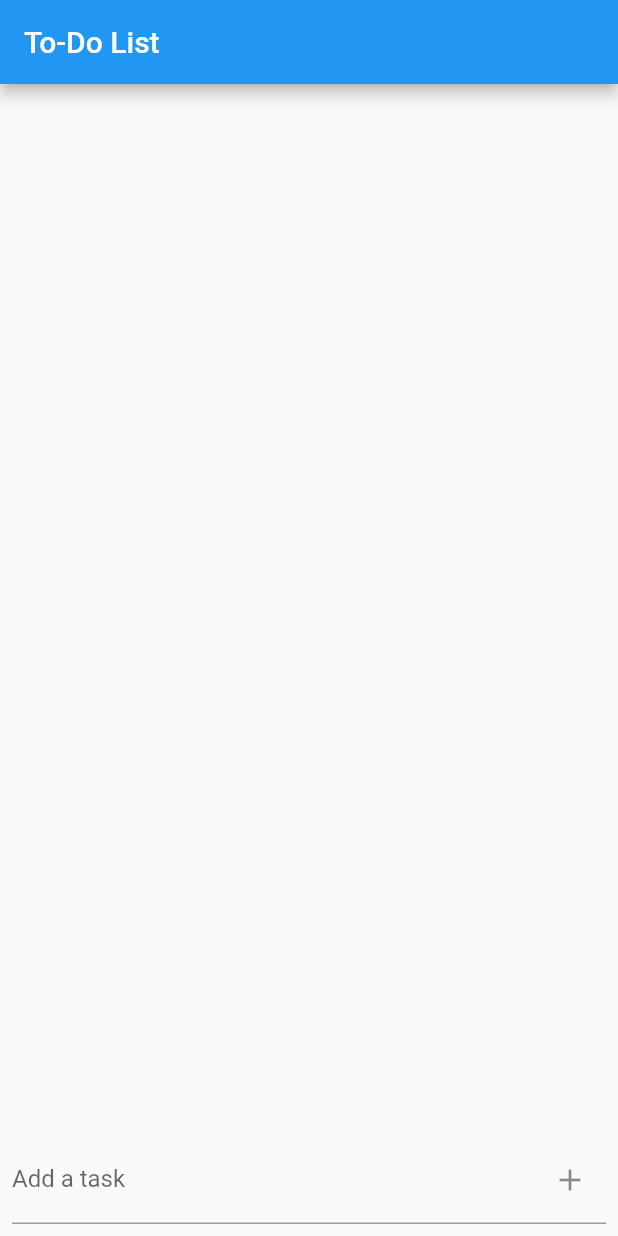
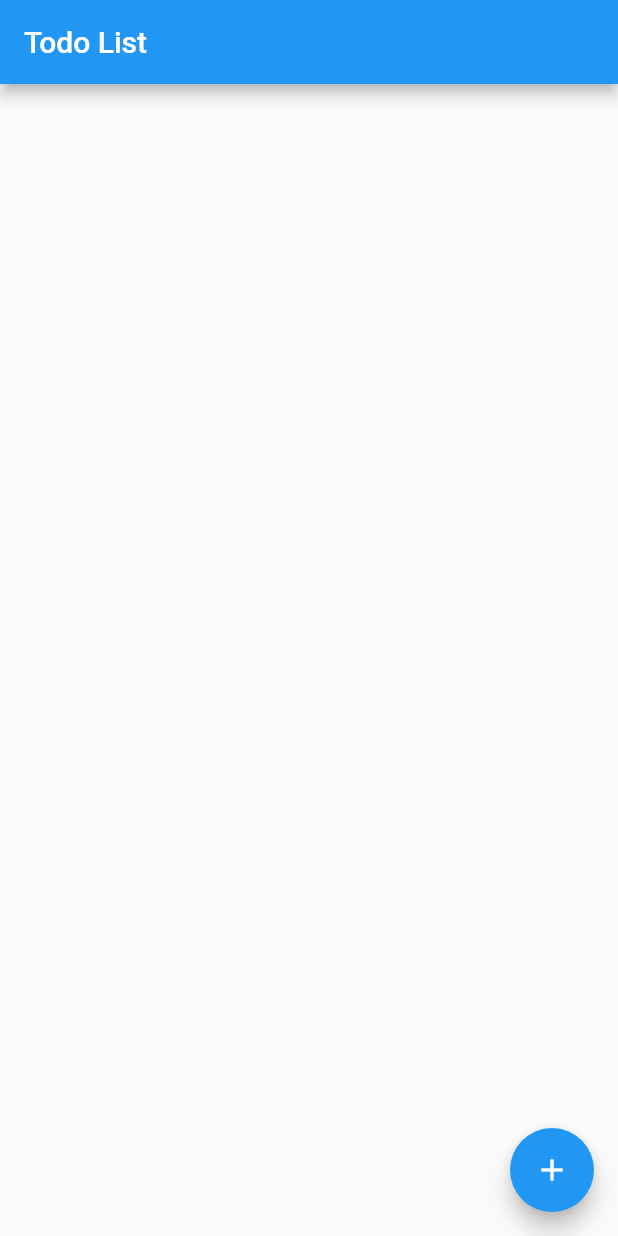
Before and after one commit to Arefa313/flutter-todo-app, a Flutter app: the screen it shows after launch, on a phone screen of 412 x 824 dp. Run offline on Flutter 3.47's test engine with Material 2 defaults, Android fonts, the phone set to English and light mode, and no system bars.

Commit message:
first commit

```diff
--- a/lib/main.dart
+++ b/lib/main.dart
@@ -1,146 +1,88 @@
 import 'package:flutter/material.dart';
 
 void main() {
-  runApp(MyApp());
+  runApp(TodoApp());
 }
 
-class Task {
-  String title;
-  bool isCompleted;
-
-  Task(this.title, this.isCompleted);
-}
-
-class MyApp extends StatelessWidget {
+class TodoApp extends StatelessWidget {
   @override
   Widget build(BuildContext context) {
     return MaterialApp(
-      title: 'To-Do List App',
+      title: 'Todo App',
       theme: ThemeData(
         primarySwatch: Colors.blue,
       ),
-      home: TodoListScreen(),
+      home: TodoList(),
     );
   }
 }
 
-class TodoListScreen extends StatefulWidget {
+class TodoList extends StatefulWidget {
   @override
-  _TodoListScreenState createState() => _TodoListScreenState();
+  _TodoListState createState() => _TodoListState();
 }
 
-class _TodoListScreenState extends State<TodoListScreen> {
-  List<Task> _tasks = [];
+class _TodoListState extends State<TodoList> {
+  List<String> todos = [];
+
+  void _addTodo() {
+    showDialog(
+      context: context,
+      builder: (BuildContext context) {
+        String newTodo = '';
+        return AlertDialog(
+          title: Text('Add Todo'),
+          content: TextField(
+            onChanged: (value) {
+              newTodo = value;
+            },
+          ),
+          actions: <Widget>[
+            TextButton(
+              child: Text('Add'),
+              onPressed: () {
+                setState(() {
+                  todos.add(newTodo);
+                });
+                Navigator.of(context).pop();
+              },
+            ),
+          ],
+        );
+      },
+    );
+  }
+
+  void _removeTodo(int index) {
+    setState(() {
+      todos.removeAt(index);
+    });
+  }
 
   @override
   Widget build(BuildContext context) {
     return Scaffold(
       appBar: AppBar(
-        title: Text('To-Do List'),
+        title: Text('Todo List'),
       ),
-      body: Column(
-        children: [
-          Expanded(
-            child: ListView.builder(
-              itemCount: _tasks.length,
-              itemBuilder: (context, index) {
-                return ListTile(
-                  title: Text(_tasks[index].title),
-                  trailing: Row(
-                    mainAxisSize: MainAxisSize.min,
-                    children: [
-                      IconButton(
-                        icon: Icon(Icons.check),
-                        onPressed: () {
-                          // Mark task as completed
-                          setState(() {
-                            _tasks[index].isCompleted = true;
-                          });
-                        },
-                      ),
-                      IconButton(
-                        icon: Icon(Icons.edit),
-                        onPressed: () async {
-                          // Edit task
-                          String editedTask = await showDialog(
-                            context: context,
-                            builder: (BuildContext context) {
-                              return AlertDialog(
-                                title: Text('Edit Task'),
-                                content: TextFormField(
-                                  initialValue: _tasks[index].title,
-                                  onChanged: (value) {
-                                    // Store the edited task text
-                                     var editedTask = value;
-                                  },
-                                ),
-                                actions: [
-                                  TextButton(
-                                    onPressed: () {
-                                      // Close the dialog
-                                      Navigator.of(context).pop();
-                                    },
-                                    child: Text('Cancel'),
-                                  ),
-                                  TextButton(
-                                    onPressed: () {
-                                      // Update task with edited text
-                                      setState(() {
-                                        _tasks[index].title = editedTask;
-                                      });
-                                      Navigator.of(context).pop();
-                                    },
-                                    child: Text('Save'),
-                                  ),
-                                ],
-                              );
-                            },
-                          );
-                        },
-                      ),
-                      IconButton(
-                        icon: Icon(Icons.delete),
-                        onPressed: () {
-                          // Delete task
-                          setState(() {
-                            _tasks.removeAt(index);
-                          });
-                        },
-                      ),
-                    ],
-                  ),
-                  // Show a strike-through for completed tasks
-                  tileColor: _tasks[index].isCompleted
-                      ? Colors.grey[300]
-                      : Colors.transparent,
-                );
+      body: ListView.builder(
+        itemCount: todos.length,
+        itemBuilder: (BuildContext context, int index) {
+          return ListTile(
+            title: Text(todos[index]),
+            trailing: IconButton(
+              icon: Icon(Icons.delete),
+              onPressed: () {
+                _removeTodo(index);
               },
             ),
-          ),
-          Padding(
-            padding: const EdgeInsets.all(8.0),
-            child: TextFormField(
-              onFieldSubmitted: (value) {
-                // Add a new task
-                setState(() {
-                  _tasks.add(Task(value, false));
-                });
-              },
-              decoration: InputDecoration(
-                labelText: 'Add a task',
-                suffixIcon: IconButton(
-                  icon: Icon(Icons.add),
-                  onPressed: () {
-                    // Add a new task (alternative way)
-                    setState(() {
-                      _tasks.add(Task(_tasks.length.toString(), false));
-                    });
-                  },
-                ),
-              ),
-            ),
-          ),
-        ],
+          );
+        },
+      ),
+      floatingActionButton: FloatingActionButton(
+        onPressed: _addTodo,
+        tooltip: 'Add Todo',
+        child: Icon(Icons.add),
       ),
     );
   }
```
